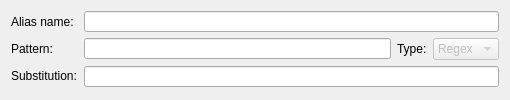
Above: src/ui/aliases_main_area.ui from Mudlet/Mudlet before the change. Below: the same form after it.
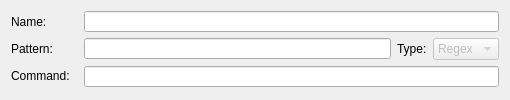
That is the form after the change.

The edit to the form file:
```diff
--- a/src/ui/aliases_main_area.ui
+++ b/src/ui/aliases_main_area.ui
@@ -35,7 +35,7 @@
    <item row="0" column="0">
     <widget class="QLabel" name="label_2">
      <property name="text">
-      <string>Alias name:</string>
+      <string>Name:</string>
      </property>
     </widget>
    </item>
@@ -140,7 +140,7 @@
       </size>
      </property>
      <property name="text">
-      <string>Substitution:</string>
+      <string>Command:</string>
      </property>
     </widget>
    </item>
```
